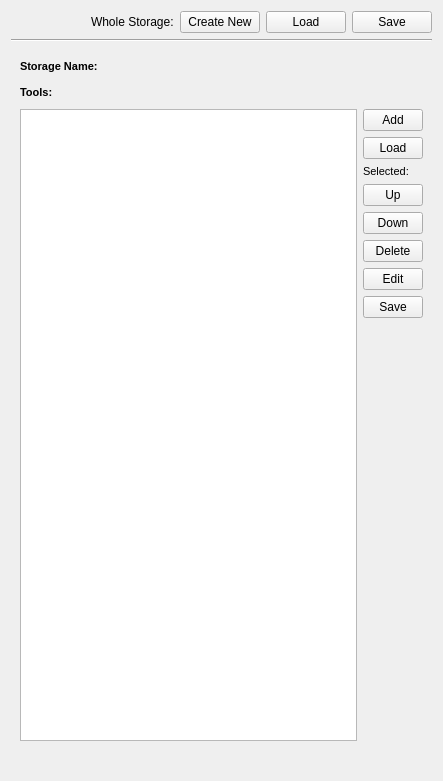
Old version of the form Modules/IGTUI/Qmitk/QmitkNavigationToolManagementWidgetControls.ui in the repository MITK/MITK.
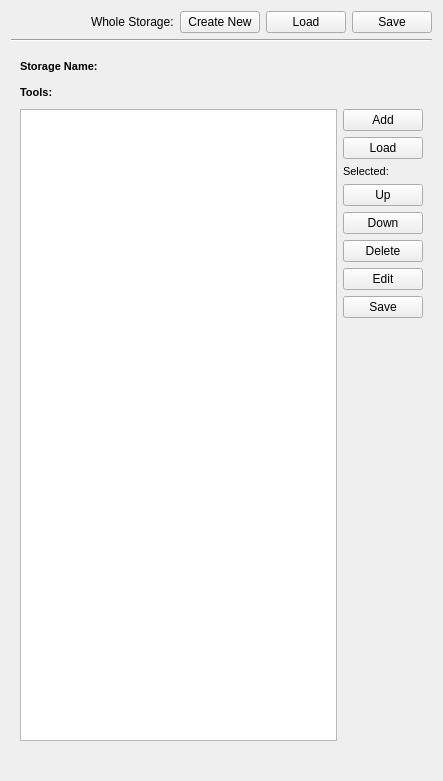
New version of the form. Custom widgets are drawn as their Qt base class.

Commit message: Removed hard coded maximumSize

Patch:
```diff
--- a/Modules/IGTUI/Qmitk/QmitkNavigationToolManagementWidgetControls.ui
+++ b/Modules/IGTUI/Qmitk/QmitkNavigationToolManagementWidgetControls.ui
@@ -145,12 +145,6 @@
           <layout class="QVBoxLayout" name="verticalLayout">
            <item>
             <widget class="QPushButton" name="m_AddTool">
-             <property name="maximumSize">
-              <size>
-               <width>60</width>
-               <height>16777215</height>
-              </size>
-             </property>
              <property name="text">
               <string>Add</string>
              </property>
@@ -158,12 +152,6 @@
            </item>
            <item>
             <widget class="QPushButton" name="m_LoadTool">
-             <property name="maximumSize">
-              <size>
-               <width>60</width>
-               <height>16777215</height>
-              </size>
-             </property>
              <property name="text">
               <string>Load</string>
              </property>
@@ -182,12 +170,6 @@
            </item>
            <item>
             <widget class="QPushButton" name="m_MoveToolUp">
-             <property name="maximumSize">
-              <size>
-               <width>60</width>
-               <height>16777215</height>
-              </size>
-             </property>
              <property name="text">
               <string>Up</string>
              </property>
@@ -195,12 +177,6 @@
            </item>
            <item>
             <widget class="QPushButton" name="m_MoveToolDown">
-             <property name="maximumSize">
-              <size>
-               <width>60</width>
-               <height>16777215</height>
-              </size>
-             </property>
              <property name="text">
               <string>Down</string>
              </property>
@@ -208,12 +184,6 @@
            </item>
            <item>
             <widget class="QPushButton" name="m_DeleteTool">
-             <property name="maximumSize">
-              <size>
-               <width>60</width>
-               <height>16777215</height>
-              </size>
-             </property>
              <property name="text">
               <string>Delete</string>
              </property>
@@ -221,12 +191,6 @@
            </item>
            <item>
             <widget class="QPushButton" name="m_EditTool">
-             <property name="maximumSize">
-              <size>
-               <width>60</width>
-               <height>16777215</height>
-              </size>
-             </property>
              <property name="text">
               <string>Edit</string>
              </property>
@@ -234,12 +198,6 @@
            </item>
            <item>
             <widget class="QPushButton" name="m_SaveTool">
-             <property name="maximumSize">
-              <size>
-               <width>60</width>
-               <height>16777215</height>
-              </size>
-             </property>
              <property name="text">
               <string>Save</string>
              </property>
```
